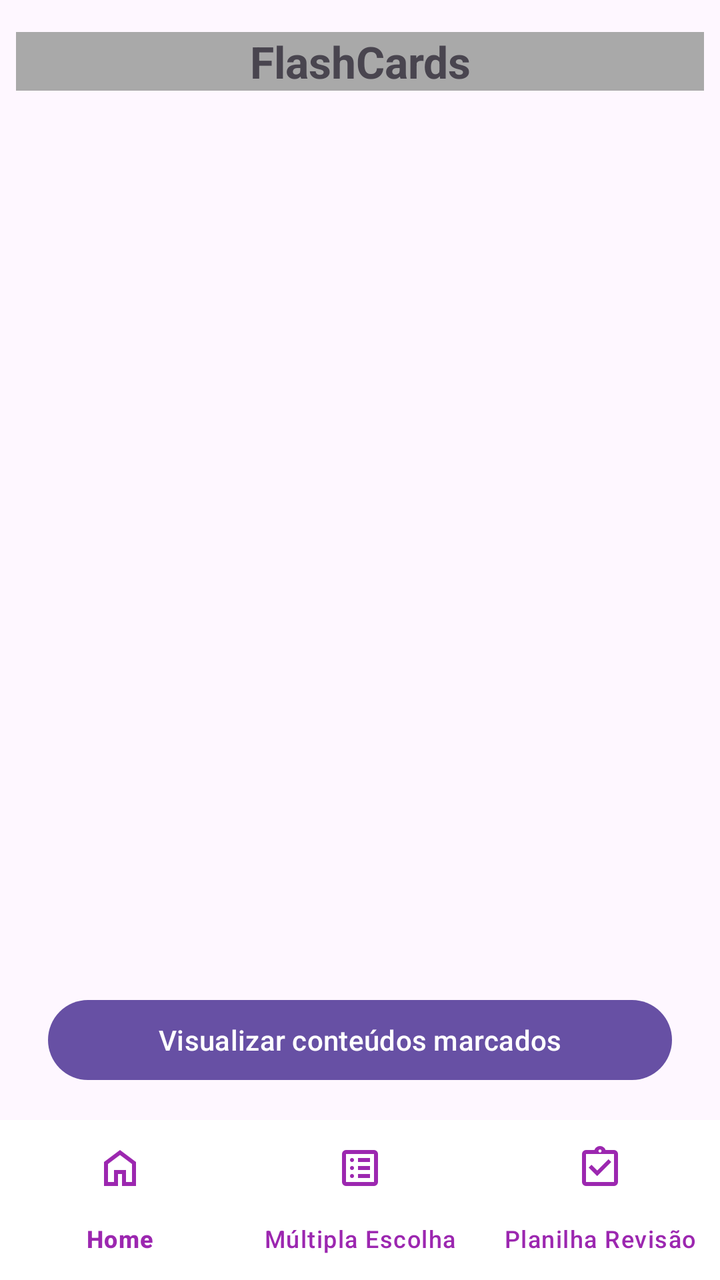
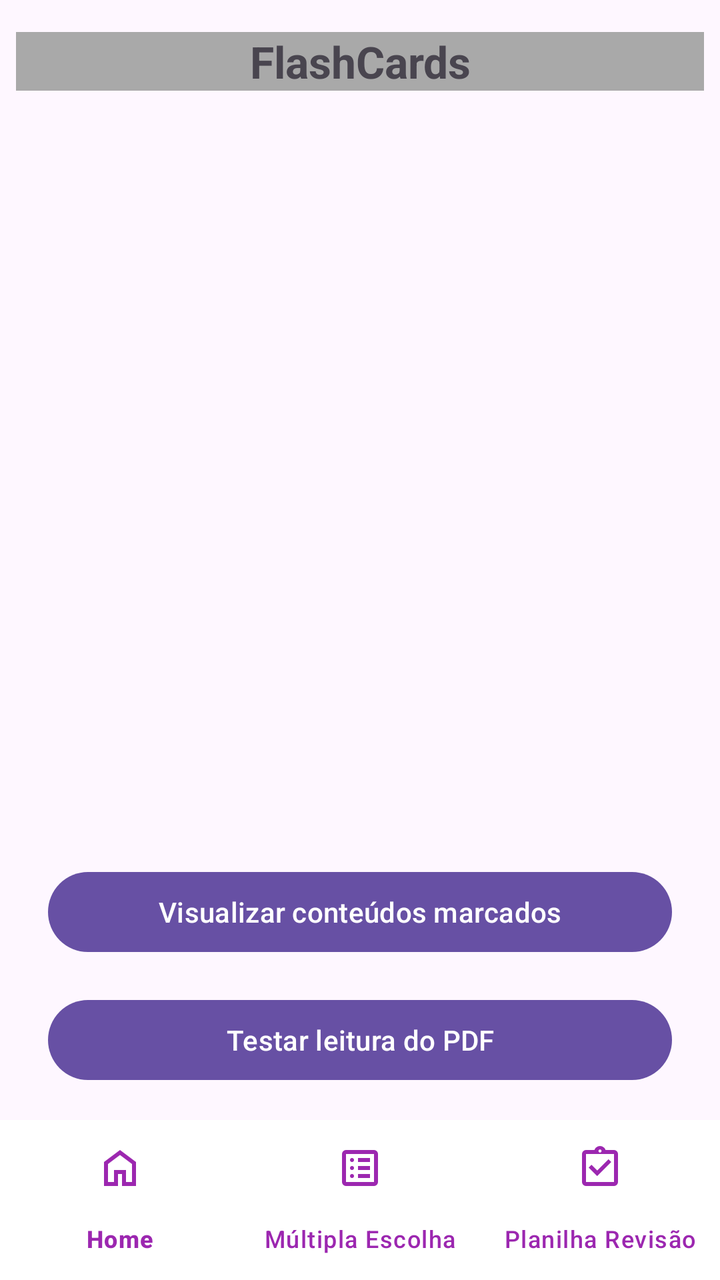

Two renders of the same Android screen: before a commit and after it. Below are the layout's source before the change and the commit's diff.
<!-- AndroidManifest.xml: application theme Theme.Mensageria -->
<!-- res/layout/activity_main.xml -->
<?xml version="1.0" encoding="utf-8"?>
<LinearLayout
    xmlns:android="http://schemas.android.com/apk/res/android"
    xmlns:app="http://schemas.android.com/apk/res-auto"
    android:layout_width="match_parent"
    android:layout_height="match_parent"
    android:layout_marginTop="24dp"
    android:orientation="vertical">

    

    <LinearLayout
        android:layout_width="match_parent"
        android:layout_height="0dp"
        android:layout_weight="1"
        android:orientation="vertical"
        android:layout_marginTop="16dp"
        android:layout_marginLeft="8dp"
        android:layout_marginRight="8dp">

        

        <TextView
            android:layout_width="match_parent"
            android:layout_height="wrap_content"
            android:background="#a9a9a9"
            android:textAlignment="center"
            android:text="FlashCards"
            android:textSize="22sp"
            android:textStyle="bold"
            android:layout_marginBottom="16dp"/>

        <ScrollView
            android:layout_width="match_parent"
            android:layout_height="0dp"
            android:layout_weight="1">

            <LinearLayout
                android:id="@+id/layoutContainer"
                android:layout_width="match_parent"
                android:layout_height="wrap_content"
                android:orientation="vertical"
                android:padding="16dp"/>

        </ScrollView>

        <Button
            android:id="@+id/btnVisualizar"
            android:layout_width="match_parent"
            android:layout_height="wrap_content"
            android:text="Visualizar conteúdos marcados"
            android:layout_margin="16dp"/>

    </LinearLayout>

    

    <com.google.android.material.bottomnavigation.BottomNavigationView
        android:id="@+id/bottomNavigation"
        android:layout_width="match_parent"
        android:layout_height="wrap_content"
        android:background="#FFFFFF"
        app:itemIconTint="@color/purple_500"
        app:itemTextColor="@color/purple_500"
        app:labelVisibilityMode="labeled"
        app:menu="@menu/bottom_menu"/>

</LinearLayout>
<!-- resources referenced by this layout -->
<resources>
  <color name="purple_500">#9C27B0</color>
  <style name="Theme.Mensageria" parent="Base.Theme.Mensageria" />
  <style name="Base.Theme.Mensageria" parent="Theme.Material3.DayNight.NoActionBar">
          
          
      </style>
</resources>

<!-- the commit's change to res/layout/activity_main.xml (unified diff, before → after) -->
@@ -51,6 +51,16 @@
             android:text="Visualizar conteúdos marcados"
             android:layout_margin="16dp"/>
 
+        <Button
+            android:id="@+id/btnTestarPdf"
+            android:layout_width="match_parent"
+            android:layout_height="wrap_content"
+            android:text="Testar leitura do PDF"
+            android:layout_marginLeft="16dp"
+            android:layout_marginRight="16dp"
+            android:layout_marginBottom="16dp"/>
+
+
     </LinearLayout>
 
     
